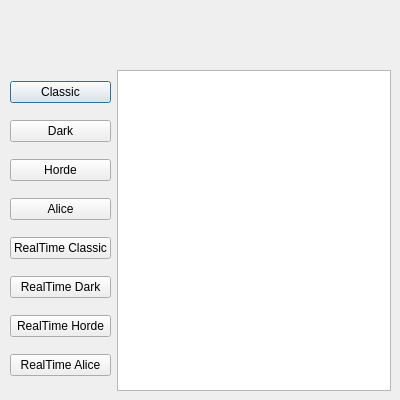
Old version of the form Qt_UI/MainMenu/gameChoice.ui in the repository Phucyro/PawnHub.
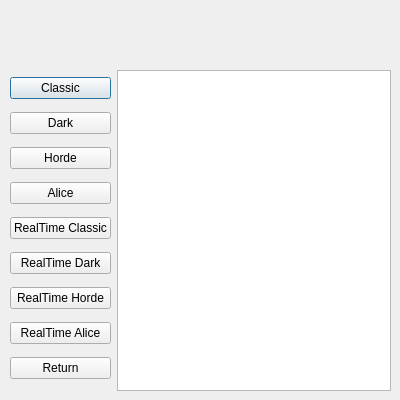
New version of the form. Icons and pictures are not drawn.

The edit to the form file:
```diff
--- a/Qt_UI/MainMenu/gameChoice.ui
+++ b/Qt_UI/MainMenu/gameChoice.ui
@@ -112,6 +112,13 @@
         </property>
        </widget>
       </item>
+      <item>
+       <widget class="QPushButton" name="returnPushButton">
+        <property name="text">
+         <string>Return</string>
+        </property>
+       </widget>
+      </item>
      </layout>
     </item>
     <item>
```
